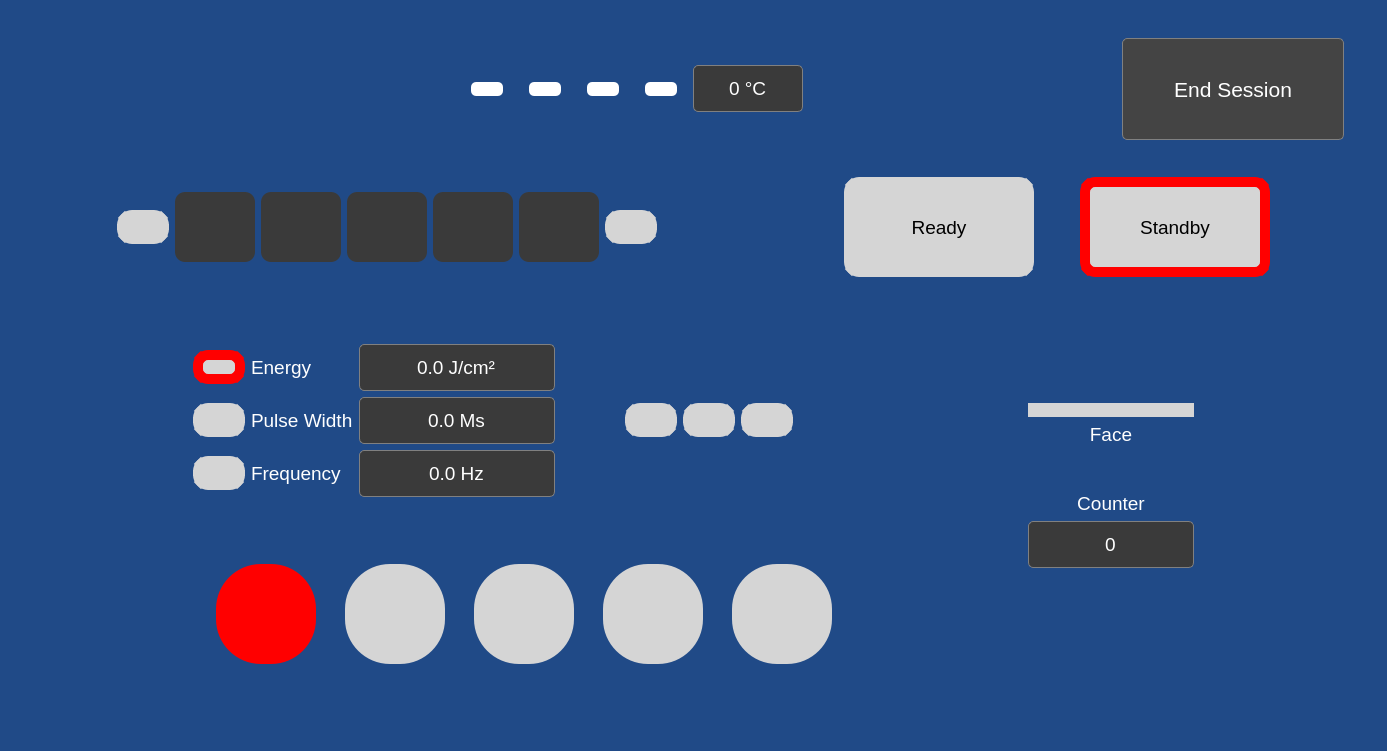
This is ui/ui.ui in mohammaadhaji/Laser as Qt 5 draws it before an edit. The edited form follows.
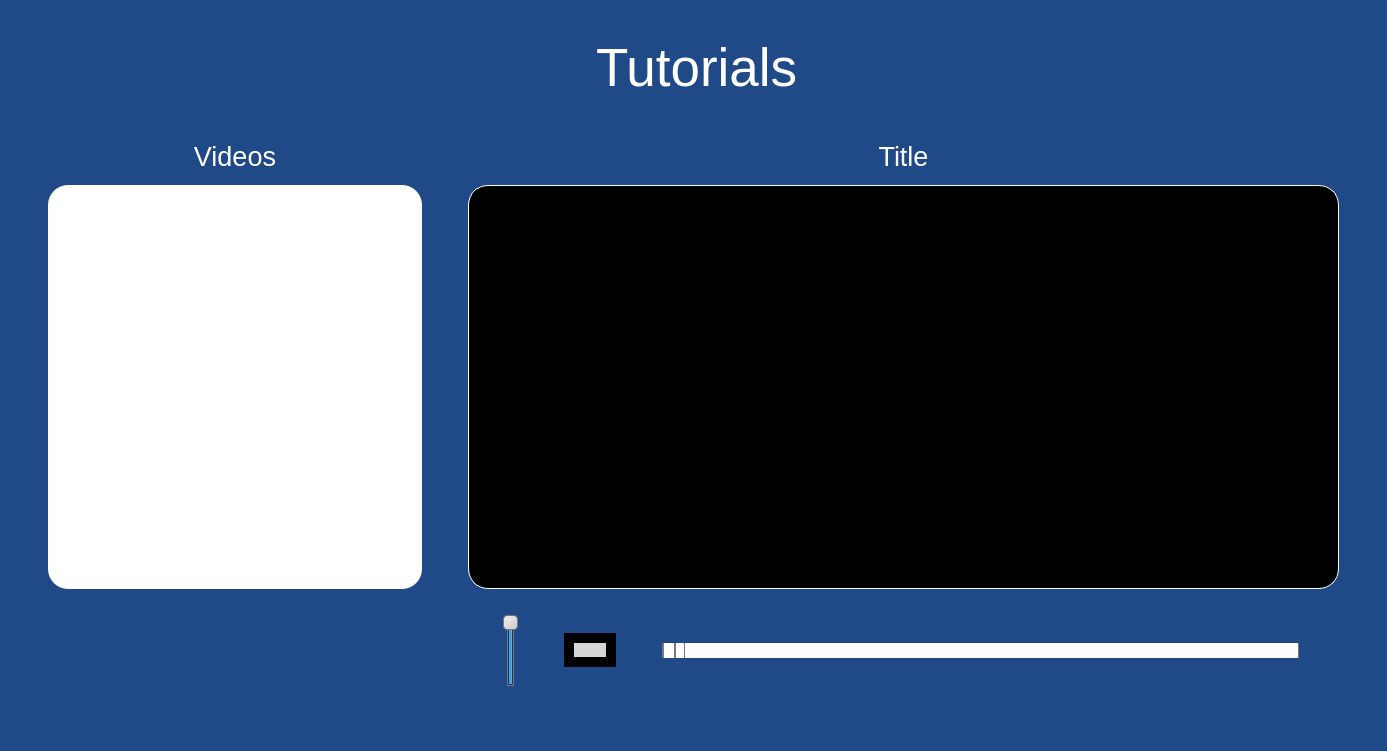
This is the edited form. The open tabs and pages were chosen to show the change. Icons and pictures are not drawn. Custom widgets are drawn as their Qt base class.

Commit message: add tutorials and future session pages

What changed in the file:
```diff
--- a/ui/ui.ui
+++ b/ui/ui.ui
@@ -795,6 +795,865 @@
         </item>
        </layout>
       </widget>
+      <widget class="QWidget" name="tutorialPage">
+       <layout class="QVBoxLayout" name="verticalLayout_42">
+        <item>
+         <layout class="QVBoxLayout" name="verticalLayout_41" stretch="1,9">
+          <property name="bottomMargin">
+           <number>0</number>
+          </property>
+          <item>
+           <layout class="QHBoxLayout" name="horizontalLayout_30" stretch="0,0,0">
+            <property name="leftMargin">
+             <number>20</number>
+            </property>
+            <property name="topMargin">
+             <number>20</number>
+            </property>
+            <property name="rightMargin">
+             <number>20</number>
+            </property>
+            <item>
+             <layout class="QHBoxLayout" name="horizontalLayout_31">
+              <property name="leftMargin">
+               <number>0</number>
+              </property>
+              <item>
+               <widget class="QPushButton" name="btnBackTutorials">
+                <property name="styleSheet">
+                 <string notr="true">QPushButton {
+outline:0;
+border-radius:50px;
+
+}
+QPushButton:hover:!pressed{
+border:3px solid white;
+}
+QPushButton:pressed{
+border:3px solid red;
+}
+</string>
+                </property>
+                <property name="text">
+                 <string/>
+                </property>
+                <property name="icon">
+                 <iconset>
+                  <normaloff>images/back.png</normaloff>images/back.png</iconset>
+                </property>
+                <property name="iconSize">
+                 <size>
+                  <width>100</width>
+                  <height>100</height>
+                 </size>
+                </property>
+               </widget>
+              </item>
+              <item>
+               <spacer name="horizontalSpacer_46">
+                <property name="orientation">
+                 <enum>Qt::Horizontal</enum>
+                </property>
+                <property name="sizeHint" stdset="0">
+                 <size>
+                  <width>40</width>
+                  <height>20</height>
+                 </size>
+                </property>
+               </spacer>
+              </item>
+             </layout>
+            </item>
+            <item>
+             <layout class="QHBoxLayout" name="horizontalLayout_32">
+              <property name="rightMargin">
+               <number>0</number>
+              </property>
+              <item>
+               <widget class="QLabel" name="label_31">
+                <property name="font">
+                 <font>
+                  <family>Arial</family>
+                  <pointsize>40</pointsize>
+                 </font>
+                </property>
+                <property name="text">
+                 <string>Tutorials</string>
+                </property>
+               </widget>
+              </item>
+             </layout>
+            </item>
+            <item>
+             <layout class="QHBoxLayout" name="horizontalLayout_33">
+              <property name="rightMargin">
+               <number>0</number>
+              </property>
+              <item>
+               <spacer name="horizontalSpacer_47">
+                <property name="orientation">
+                 <enum>Qt::Horizontal</enum>
+                </property>
+                <property name="sizeHint" stdset="0">
+                 <size>
+                  <width>40</width>
+                  <height>20</height>
+                 </size>
+                </property>
+               </spacer>
+              </item>
+             </layout>
+            </item>
+           </layout>
+          </item>
+          <item>
+           <layout class="QVBoxLayout" name="verticalLayout_47" stretch="9,1">
+            <property name="leftMargin">
+             <number>30</number>
+            </property>
+            <property name="topMargin">
+             <number>30</number>
+            </property>
+            <property name="rightMargin">
+             <number>30</number>
+            </property>
+            <property name="bottomMargin">
+             <number>50</number>
+            </property>
+            <item>
+             <layout class="QHBoxLayout" name="horizontalLayout_34" stretch="3,0,7">
+              <property name="topMargin">
+               <number>0</number>
+              </property>
+              <property name="rightMargin">
+               <number>0</number>
+              </property>
+              <item>
+               <layout class="QVBoxLayout" name="verticalLayout_45" stretch="1,9">
+                <item>
+                 <widget class="QLabel" name="label_32">
+                  <property name="font">
+                   <font>
+                    <family>Arial</family>
+                    <pointsize>20</pointsize>
+                   </font>
+                  </property>
+                  <property name="text">
+                   <string>Videos</string>
+                  </property>
+                  <property name="alignment">
+                   <set>Qt::AlignCenter</set>
+                  </property>
+                 </widget>
+                </item>
+                <item>
+                 <widget class="QListWidget" name="listWidgetVideos">
+                  <property name="font">
+                   <font>
+                    <family>Arial</family>
+                    <pointsize>16</pointsize>
+                   </font>
+                  </property>
+                  <property name="styleSheet">
+                   <string notr="true">QListWidget {
+background-color: rgb(255, 255, 255);
+color:rgb(0, 0, 0);
+padding: 20px 20px 20px 20px;
+border-radius:20px;
+}
+QListWidget::item {
+ margin: 10px; 
+}</string>
+                  </property>
+                  <property name="spacing">
+                   <number>0</number>
+                  </property>
+                 </widget>
+                </item>
+               </layout>
+              </item>
+              <item>
+               <spacer name="horizontalSpacer_54">
+                <property name="orientation">
+                 <enum>Qt::Horizontal</enum>
+                </property>
+                <property name="sizeHint" stdset="0">
+                 <size>
+                  <width>40</width>
+                  <height>20</height>
+                 </size>
+                </property>
+               </spacer>
+              </item>
+              <item>
+               <layout class="QVBoxLayout" name="verticalLayout_49" stretch="1,9">
+                <property name="rightMargin">
+                 <number>0</number>
+                </property>
+                <item>
+                 <widget class="QLabel" name="lblTitle">
+                  <property name="font">
+                   <font>
+                    <family>Arial</family>
+                    <pointsize>20</pointsize>
+                   </font>
+                  </property>
+                  <property name="text">
+                   <string>Title</string>
+                  </property>
+                  <property name="alignment">
+                   <set>Qt::AlignCenter</set>
+                  </property>
+                 </widget>
+                </item>
+                <item>
+                 <widget class="QFrame" name="frame_2">
+                  <property name="styleSheet">
+                   <string notr="true">background-color:rgb(0, 0, 0);
+border-radius:20px;
+border:1px solid white;</string>
+                  </property>
+                  <property name="frameShape">
+                   <enum>QFrame::StyledPanel</enum>
+                  </property>
+                  <property name="frameShadow">
+                   <enum>QFrame::Raised</enum>
+                  </property>
+                  <layout class="QVBoxLayout" name="verticalLayout_46">
+                   <property name="topMargin">
+                    <number>11</number>
+                   </property>
+                   <item>
+                    <layout class="QVBoxLayout" name="videoLayout"/>
+                   </item>
+                  </layout>
+                 </widget>
+                </item>
+               </layout>
+              </item>
+             </layout>
+            </item>
+            <item>
+             <layout class="QHBoxLayout" name="horizontalLayout_39" stretch="3,0,7">
+              <property name="topMargin">
+               <number>0</number>
+              </property>
+              <property name="rightMargin">
+               <number>0</number>
+              </property>
+              <item>
+               <spacer name="horizontalSpacer_49">
+                <property name="orientation">
+                 <enum>Qt::Horizontal</enum>
+                </property>
+                <property name="sizeHint" stdset="0">
+                 <size>
+                  <width>40</width>
+                  <height>20</height>
+                 </size>
+                </property>
+               </spacer>
+              </item>
+              <item>
+               <spacer name="horizontalSpacer_55">
+                <property name="orientation">
+                 <enum>Qt::Horizontal</enum>
+                </property>
+                <property name="sizeHint" stdset="0">
+                 <size>
+                  <width>40</width>
+                  <height>20</height>
+                 </size>
+                </property>
+               </spacer>
+              </item>
+              <item>
+               <layout class="QHBoxLayout" name="horizontalLayout_38" stretch="0,0,0,0,0,1,0">
+                <property name="leftMargin">
+                 <number>0</number>
+                </property>
+                <property name="topMargin">
+                 <number>20</number>
+                </property>
+                <item>
+                 <spacer name="horizontalSpacer_52">
+                  <property name="orientation">
+                   <enum>Qt::Horizontal</enum>
+                  </property>
+                  <property name="sizeHint" stdset="0">
+                   <size>
+                    <width>40</width>
+                    <height>20</height>
+                   </size>
+                  </property>
+                 </spacer>
+                </item>
+                <item>
+                 <widget class="QSlider" name="sliderVolume">
+                  <property name="styleSheet">
+                   <string notr="true">QSlider::groove:horizontal
+{
+border: 1px solid #bbb;
+background: white;
+width: 10px;
+border-radius: 4px;
+}
+
+QSlider::sub-page:vertical
+{
+background: QLinearGradient( x1: 0, y1: 0, x2: 1, y2: 0, stop: 0 #fff, stop: 0.4999 #eee, stop: 0.5 #ddd, stop: 1 #eee );
+border: 1px solid #777;
+width: 10px;
+border-radius: 4px;
+}
+
+QSlider::add-page:vertical {
+background: qlineargradient(x1: 0, y1: 0, x2: 0, y2: 1,
+  stop: 0 #ABCD44, 
+  stop: 0.5 #ABCD44,
+  stop: 0.51 #A1C72E,
+  stop: 0.54 #A1C72E,
+  stop: 1.0 #9CC322);
+
+border: 1px solid #777;
+width: 10px;
+border-radius: 4px;
+}
+
+QSlider::handle:vertical {
+background: qlineargradient(x1:0, y1:0, x2:1, y2:1, stop:0 #eee, stop:1 #ccc);
+border: 1px solid #777;
+height: 13px;
+margin-top: -2px;
+margin-bottom: -2px;
+border-radius: 4px;
+}
+
+QSlider::handle:vertical:hover {
+background: qlineargradient(x1:0, y1:0, x2:1, y2:1, stop:0 #fff, stop:1 #ddd);
+border: 1px solid #444;
+border-radius: 4px;
+}
+
+QSlider::sub-page:vertical:disabled {
+background: #bbb;
+border-color: #999;
+}
+
+QSlider::add-page:vertical:disabled {
+background: #eee;
+border-color: #999;
+}
+
+QSlider::handle:vertical:disabled {
+background: #eee;
+border: 1px solid #aaa;
+border-radius: 4px;
+}</string>
+                  </property>
+                  <property name="maximum">
+                   <number>100</number>
+                  </property>
+                  <property name="value">
+                   <number>100</number>
+                  </property>
+                  <property name="orientation">
+                   <enum>Qt::Vertical</enum>
+                  </property>
+                 </widget>
+                </item>
+                <item>
+                 <spacer name="horizontalSpacer_53">
+                  <property name="orientation">
+                   <enum>Qt::Horizontal</enum>
+                  </property>
+                  <property name="sizeHint" stdset="0">
+                   <size>
+                    <width>40</width>
+                    <height>20</height>
+                   </size>
+                  </property>
+                 </spacer>
+                </item>
+                <item>
+                 <widget class="QPushButton" name="btnPlay">
+                  <property name="styleSheet">
+                   <string notr="true">QPushButton{
+outline : 0;
+background-color: rgb(213, 213, 213);
+border-radius: 60px;
+border:10px solid black;
+
+}
+
+QPushButton:pressed{
+background-color: rgb(0, 170, 255);
+
+}
+</string>
+                  </property>
+                  <property name="text">
+                   <string/>
+                  </property>
+                  <property name="icon">
+                   <iconset>
+                    <normaloff>images/play.png</normaloff>images/play.png</iconset>
+                  </property>
+                  <property name="iconSize">
+                   <size>
+                    <width>100</width>
+                    <height>100</height>
+                   </size>
+                  </property>
+                 </widget>
+                </item>
+                <item>
+                 <spacer name="horizontalSpacer_50">
+                  <property name="orientation">
+                   <enum>Qt::Horizontal</enum>
+                  </property>
+                  <property name="sizeHint" stdset="0">
+                   <size>
+                    <width>40</width>
+                    <height>20</height>
+                   </size>
+                  </property>
+                 </spacer>
+                </item>
+                <item>
+                 <layout class="QVBoxLayout" name="verticalLayout_48" stretch="0,0,0">
+                  <property name="leftMargin">
+                   <number>0</number>
+                  </property>
+                  <item>
+                   <widget class="QLabel" name="label_33">
+                    <property name="font">
+                     <font>
+                      <family>Arial</family>
+                      <pointsize>14</pointsize>
+                     </font>
+                    </property>
+                    <property name="text">
+                     <string/>
+                    </property>
+                   </widget>
+                  </item>
+                  <item>
+                   <widget class="QSlider" name="positionSlider">
+                    <property name="styleSheet">
+                     <string notr="true">QSlider::groove:horizontal {
+border: 1px solid #bbb;
+background: white;
+height: 20px;
+border-radius: 4px;
+}
+
+QSlider::sub-page:horizontal {
+background: qlineargradient(x1: 0, y1: 0, x2: 0, y2: 1,
+  stop: 0 #ABCD44, 
+  stop: 0.5 #ABCD44,
+  stop: 0.51 #A1C72E,
+  stop: 0.54 #A1C72E,
+  stop: 1.0 #9CC322);
+border: 1px solid #777;
+height: 10px;
+border-radius: 4px;
+}
+
+QSlider::add-page:horizontal {
+background: #fff;
+border: 1px solid #777;
+height: 10px;
+border-radius: 4px;
+}
+
+QSlider::handle:horizontal {
+background: qlineargradient(x1:0, y1:0, x2:1, y2:1,
+    stop:0 #eee, stop:1 #ccc);
+border: 1px solid #777;
+width: 20px;
+margin-top: -2px;
+margin-bottom: -2px;
+border-radius: 4px;
+}
+</string>
+                    </property>
+                    <property name="orientation">
+                     <enum>Qt::Horizontal</enum>
+                    </property>
+                   </widget>
+                  </item>
+                  <item>
+                   <widget class="QLabel" name="lblLength">
+                    <property name="font">
+                     <font>
+                      <family>Arial</family>
+                      <pointsize>14</pointsize>
+                     </font>
+                    </property>
+                    <property name="text">
+                     <string/>
+                    </property>
+                    <property name="alignment">
+                     <set>Qt::AlignCenter</set>
+                    </property>
+                   </widget>
+                  </item>
+                 </layout>
+                </item>
+                <item>
+                 <spacer name="horizontalSpacer_51">
+                  <property name="orientation">
+                   <enum>Qt::Horizontal</enum>
+                  </property>
+                  <property name="sizeHint" stdset="0">
+                   <size>
+                    <width>40</width>
+                    <height>20</height>
+                   </size>
+                  </property>
+                 </spacer>
+                </item>
+               </layout>
+              </item>
+             </layout>
+            </item>
+           </layout>
+          </item>
+         </layout>
+        </item>
+       </layout>
+      </widget>
+      <widget class="QWidget" name="notifyPage">
+       <layout class="QVBoxLayout" name="verticalLayout_29">
+        <item>
+         <layout class="QVBoxLayout" name="verticalLayout_26" stretch="1,8">
+          <property name="bottomMargin">
+           <number>0</number>
+          </property>
+          <item>
+           <layout class="QHBoxLayout" name="horizontalLayout_24" stretch="0,0,0">
+            <property name="leftMargin">
+             <number>20</number>
+            </property>
+            <property name="topMargin">
+             <number>20</number>
+            </property>
+            <property name="rightMargin">
+             <number>20</number>
+            </property>
+            <item>
+             <layout class="QHBoxLayout" name="horizontalLayout_27">
+              <property name="leftMargin">
+               <number>0</number>
+              </property>
+              <item>
+               <widget class="QPushButton" name="btnBackNotify">
+                <property name="styleSheet">
+                 <string notr="true">QPushButton {
+outline:0;
+border-radius:50px;
+
+}
+QPushButton:hover:!pressed{
+border:3px solid white;
+}
+QPushButton:pressed{
+border:3px solid red;
+}
+</string>
+                </property>
+                <property name="text">
+                 <string/>
+                </property>
+                <property name="icon">
+                 <iconset>
+                  <normaloff>images/back.png</normaloff>images/back.png</iconset>
+                </property>
+                <property name="iconSize">
+                 <size>
+                  <width>100</width>
+                  <height>100</height>
+                 </size>
+                </property>
+               </widget>
+              </item>
+              <item>
+               <spacer name="horizontalSpacer_45">
+                <property name="orientation">
+                 <enum>Qt::Horizontal</enum>
+                </property>
+                <property name="sizeHint" stdset="0">
+                 <size>
+                  <width>40</width>
+                  <height>20</height>
+                 </size>
+                </property>
+               </spacer>
+              </item>
+             </layout>
+            </item>
+            <item>
+             <widget class="QLabel" name="label_30">
+              <property name="font">
+               <font>
+                <family>Arial</family>
+                <pointsize>40</pointsize>
+               </font>
+              </property>
+              <property name="text">
+               <string>Future Sessions</string>
+              </property>
+             </widget>
+            </item>
+            <item>
+             <layout class="QHBoxLayout" name="horizontalLayout_29">
+              <property name="rightMargin">
+               <number>0</number>
+              </property>
+              <item>
+               <spacer name="horizontalSpacer_44">
+                <property name="orientation">
+                 <enum>Qt::Horizontal</enum>
+                </property>
+                <property name="sizeHint" stdset="0">
+                 <size>
+                  <width>40</width>
+                  <height>20</height>
+                 </size>
+                </property>
+               </spacer>
+              </item>
+             </layout>
+            </item>
+           </layout>
+          </item>
+          <item>
+           <layout class="QHBoxLayout" name="horizontalLayout_25">
+            <property name="leftMargin">
+             <number>20</number>
+            </property>
+            <property name="topMargin">
+             <number>0</number>
+            </property>
+            <property name="rightMargin">
+             <number>20</number>
+            </property>
+            <property name="bottomMargin">
+             <number>20</number>
+            </property>
+            <item>
+             <layout class="QVBoxLayout" name="verticalLayout_43">
+              <property name="leftMargin">
+               <number>0</number>
+              </property>
+              <item>
+               <widget class="QLabel" name="lblToday">
+                <property name="font">
+                 <font>
+                  <family>Arial</family>
+                  <pointsize>20</pointsize>
+                 </font>
+                </property>
+                <property name="text">
+                 <string>Today ---&gt;</string>
+                </property>
+                <property name="alignment">
+                 <set>Qt::AlignCenter</set>
+                </property>
+               </widget>
+              </item>
+              <item>
+               <widget class="QTableWidget" name="tableToday">
+                <property name="font">
+                 <font>
+                  <pointsize>14</pointsize>
+                 </font>
+                </property>
+                <property name="styleSheet">
+                 <string notr="true">QHeaderView::section
+{
+    background-color:lightblue;
+	color:black;
+} 
+ 
+QWidget {
+background-color: rgb(255, 255, 255);
+color:black;
+}
+
+QHeaderView::section
+{
+    background-color:lightblue;
+	color:black;
+} 
+ 
+QWidget {
+background-color: rgb(255, 255, 255);
+color:black;
+}
+QScrollBar:vertical { 
+    width: 30px; 
+}
+QScrollBar::handle:vertical {
+    background: rgb(126, 126, 126);
+}</string>
+                </property>
+                <property name="selectionBehavior">
+                 <enum>QAbstractItemView::SelectRows</enum>
+                </property>
+                <column>
+                 <property name="text">
+                  <string>Number</string>
+                 </property>
+                 <property name="font">
+                  <font>
+                   <family>Arial</family>
+                   <pointsize>14</pointsize>
+                   <weight>75</weight>
+                   <bold>true</bold>
+                  </font>
+                 </property>
+                </column>
+                <column>
+                 <property name="text">
+                  <string>Last Session</string>
+                 </property>
+                 <property name="font">
+                  <font>
+                   <family>Arial</family>
+                   <pointsize>14</pointsize>
+                   <weight>75</weight>
+                   <bold>true</bold>
+                  </font>
+                 </property>
+                </column>
+                <column>
+                 <property name="text">
+                  <string>Session Number</string>
+                 </property>
+                 <property name="font">
+                  <font>
+                   <family>Arial</family>
+                   <pointsize>14</pointsize>
+                   <weight>75</weight>
+                   <bold>true</bold>
+                  </font>
+                 </property>
+                </column>
+               </widget>
+              </item>
+             </layout>
+            </item>
+            <item>
+             <layout class="QVBoxLayout" name="verticalLayout_44">
+              <property name="leftMargin">
+               <number>0</number>
+              </property>
+              <item>
+               <widget class="QLabel" name="lblTomorrow">
+                <property name="font">
+                 <font>
+                  <family>Arial</family>
+                  <pointsize>20</pointsize>
+                 </font>
+                </property>
+                <property name="text">
+                 <string>Tomorrow</string>
+                </property>
+                <property name="alignment">
+                 <set>Qt::AlignCenter</set>
+                </property>
+               </widget>
+              </item>
+              <item>
+               <widget class="QTableWidget" name="tableTomorrow">
+                <property name="font">
+                 <font>
+                  <pointsize>14</pointsize>
+                 </font>
+                </property>
+                <property name="styleSheet">
+                 <string notr="true">QHeaderView::section
+{
+    background-color:lightblue;
+	color:black;
+} 
+ 
+QWidget {
+background-color: rgb(255, 255, 255);
+color:black;
+}
+
+QHeaderView::section
+{
+    background-color:lightblue;
+	color:black;
+} 
+ 
+QWidget {
+background-color: rgb(255, 255, 255);
+color:black;
+}
+QScrollBar:vertical { 
+    width: 30px; 
+}
+QScrollBar::handle:vertical {
+    background: rgb(126, 126, 126);
+}</string>
+                </property>
+                <property name="selectionBehavior">
+                 <enum>QAbstractItemView::SelectRows</enum>
+                </property>
+                <column>
+                 <property name="text">
+                  <string>Number</string>
+                 </property>
+                 <property name="font">
+                  <font>
+                   <family>Arial</family>
+                   <pointsize>14</pointsize>
+                   <weight>75</weight>
+                   <bold>true</bold>
+                  </font>
+                 </property>
+                </column>
+                <column>
+                 <property name="text">
+                  <string>Last Session</string>
+                 </property>
+                 <property name="font">
+                  <font>
+                   <family>Arial</family>
+                   <pointsize>14</pointsize>
+                   <weight>75</weight>
+                   <bold>true</bold>
+                  </font>
+                 </property>
+                </column>
+                <column>
+                 <property name="text">
+                  <string>Session Number</string>
+                 </property>
+                 <property name="font">
+                  <font>
+                   <family>Arial</family>
+                   <pointsize>14</pointsize>
+                   <weight>75</weight>
+                   <bold>true</bold>
+                  </font>
+                 </property>
+                </column>
+               </widget>
+              </item>
+             </layout>
+            </item>
+           </layout>
+          </item>
+         </layout>
+        </item>
+       </layout>
+      </widget>
       <widget class="QWidget" name="userManagementPage">
        <layout class="QVBoxLayout" name="verticalLayout_16">
         <property name="leftMargin">
```
Left out of the diff: 355 changed lines with no effect on the pictures. The commit also changes 10 other files.
